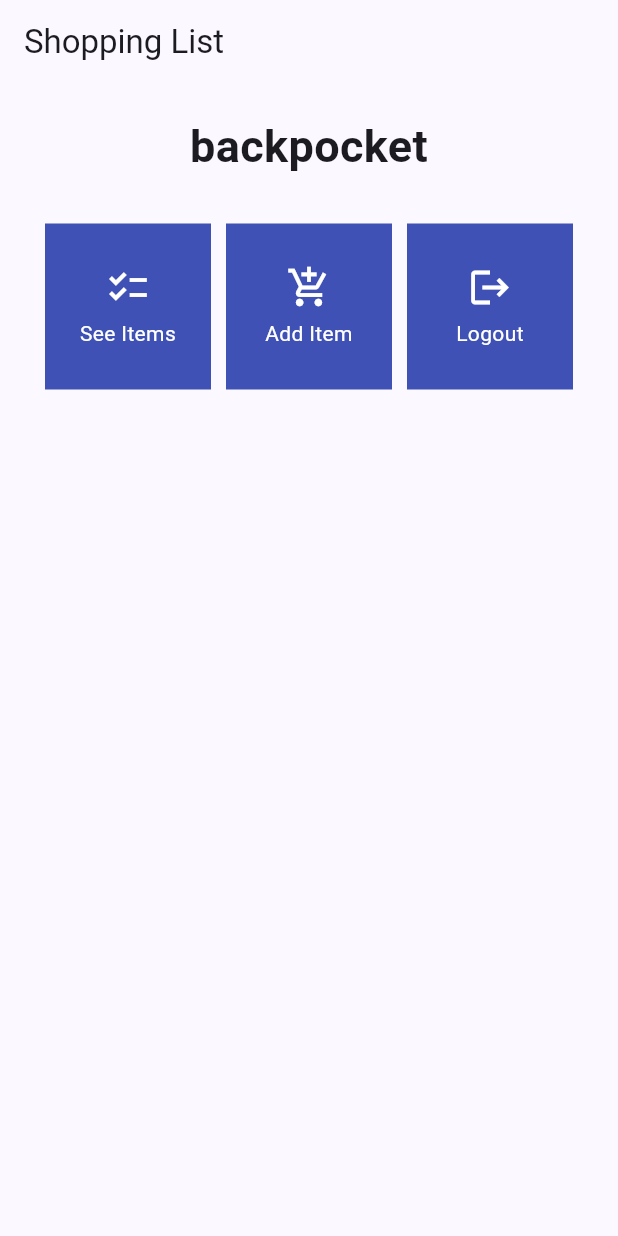
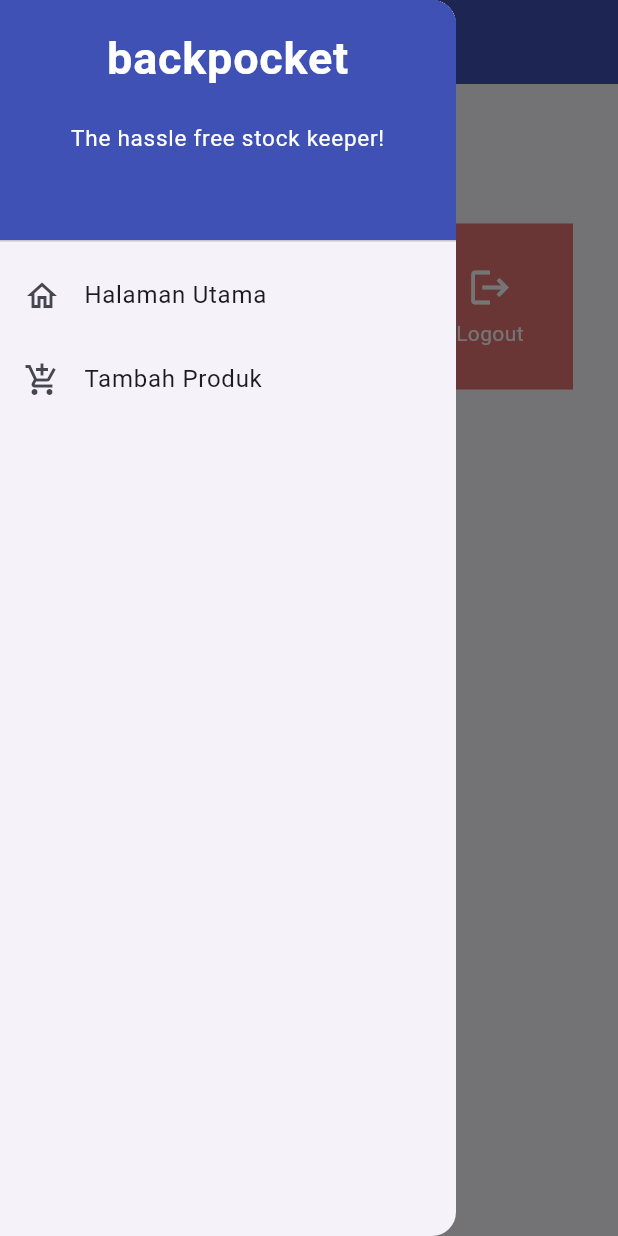
Before and after one commit to sorfeb/backpocket, a Flutter app: the screen it shows after launch, with the side drawer open (before the commit the screen has no drawer), on a phone screen of 412 x 824 dp. Run offline on Flutter 3.47's test engine with Material 2 defaults, Android fonts, the phone set to English and light mode, and no system bars.

Commit message:
TUGAS 8 DONE

```diff
--- a/lib/main.dart
+++ b/lib/main.dart
@@ -1,5 +1,5 @@
 import 'package:flutter/material.dart';
-import 'package:backpocket/menu.dart';
+import 'package:backpocket/screens/menu.dart';
 
 void main() {
   runApp(const MyApp());
@@ -12,7 +12,7 @@ class MyApp extends StatelessWidget {
   @override
   Widget build(BuildContext context) {
     return MaterialApp(
-      title: 'Flutter Demo',
+      title: 'backpocket',
       theme: ThemeData(
         // This is the theme of your application.
         //
--- a/lib/menu.dart
+++ /dev/null
@@ -1,111 +0,0 @@
-import 'package:flutter/material.dart';
-
-  class MyHomePage extends StatelessWidget {
-    MyHomePage({Key? key}) : super(key: key);
-
-    final List<ShopItem> items = [
-      ShopItem("See Items", Icons.checklist),
-      ShopItem("Add Item", Icons.add_shopping_cart),
-      ShopItem("Logout", Icons.logout),
-    ];
-
-    @override
-    Widget build(BuildContext context) {
-      return Scaffold(
-            appBar: AppBar(
-              title: const Text(
-                'Shopping List',
-              ),
-            ),
-            body: SingleChildScrollView(
-              // Widget wrapper yang dapat discroll
-              child: Padding(
-                padding: const EdgeInsets.all(10.0), // Set padding dari halaman
-                child: Column(
-                  // Widget untuk menampilkan children secara vertikal
-                  children: <Widget>[
-                    const Padding(
-                      padding: EdgeInsets.only(top: 10.0, bottom: 10.0),
-                      // Widget Text untuk menampilkan tulisan dengan alignment center dan style yang sesuai
-                      child: Text(
-                        'backpocket', // Text yang menandakan toko
-                        textAlign: TextAlign.center,
-                        style: TextStyle(
-                          fontSize: 30,
-                          fontWeight: FontWeight.bold,
-                        ),
-                      ),
-                    ),
-                    // Grid layout
-                    GridView.count(
-                      // Container pada card kita.
-                      primary: true,
-                      padding: const EdgeInsets.all(20),
-                      crossAxisSpacing: 10,
-                      mainAxisSpacing: 10,
-                      crossAxisCount: 3,
-                      shrinkWrap: true,
-                      children: items.map((ShopItem item) {
-                        // Iterasi untuk setiap item
-                        return ShopCard(item);
-                      }).toList(),
-                    ),
-                  ],
-                ),
-              ),
-            ),
-        );
-    }
-  }
-
-  class ShopItem {
-      final String name;
-      final IconData icon;
-
-      ShopItem(this.name, this.icon);
-  }
-
-  class ShopCard extends StatelessWidget {
-    final ShopItem item;
-
-    const ShopCard(this.item, {super.key}); // Constructor
-
-    @override
-    Widget build(BuildContext context) {
-      return Material(
-        color: Colors.indigo,
-        child: InkWell(
-          // Area responsive terhadap sentuhan
-          onTap: () {
-            // Memunculkan SnackBar ketika diklik
-            ScaffoldMessenger.of(context)
-              ..hideCurrentSnackBar()
-              ..showSnackBar(SnackBar(
-                  content: Text("Kamu telah menekan tombol ${item.name}!")));
-          },
-          child: Container(
-            // Container untuk menyimpan Icon dan Text
-            padding: const EdgeInsets.all(8),
-            child: Center(
-              child: Column(
-                mainAxisAlignment: MainAxisAlignment.center,
-                children: [
-                  Icon(
-                    item.icon,
-                    color: Colors.white,
-                    size: 30.0,
-                  ),
-                  const Padding(padding: EdgeInsets.all(3)),
-                  Text(
-                    item.name,
-                    textAlign: TextAlign.center,
-                    style: const TextStyle(color: Colors.white),
-                  ),
-                ],
-              ),
-            ),
-          ),
-        ),
-      );
-    }
-  }
--- /dev/null
+++ b/lib/screens/menu.dart
@@ -0,0 +1,74 @@
+import 'package:flutter/material.dart';
+import 'package:backpocket/widgets/left_drawer.dart';
+import 'package:backpocket/widgets/shop_card.dart';
+
+class MyHomePage extends StatelessWidget {
+  MyHomePage({Key? key}) : super(key: key);
+
+  final List<ShopItem> items = [
+    ShopItem("View Items", Icons.checklist, (Colors.green[200])!),
+    ShopItem("Add Item", Icons.add_shopping_cart, (Colors.orange[100])!),
+    ShopItem("Logout", Icons.logout, (Colors.red[300])!),
+  ];
+
+  // This widget is the home page of your application. It is stateful, meaning
+  // that it has a State object (defined below) that contains fields that affect
+  // how it looks.
+
+  // This class is the configuration for the state. It holds the values (in this
+  // case the title) provided by the parent (in this case the App widget) and
+  // used by the build method of the State. Fields in a Widget subclass are
+  // always marked "final".
+
+  @override
+  Widget build(BuildContext context) {
+    return Scaffold(
+      appBar: AppBar(
+        title: const Text(
+          'backpocket',
+        ),
+        backgroundColor: Colors.indigo,
+        foregroundColor: Colors.white,
+      ),
+      // Masukkan drawer sebagai parameter nilai drawer dari widget Scaffold
+      drawer: const LeftDrawer(),
+      body: SingleChildScrollView(
+        // Widget wrapper yang dapat discroll
+        child: Padding(
+          padding: const EdgeInsets.all(10.0), // Set padding dari halaman
+          child: Column(
+            // Widget untuk menampilkan children secara vertikal
+            children: <Widget>[
+              const Padding(
+                padding: EdgeInsets.only(top: 10.0, bottom: 10.0),
+                // Widget Text untuk menampilkan tulisan dengan alignment center dan style yang sesuai
+                child: Text(
+                  'Menu', // Text yang menandakan toko
+                  textAlign: TextAlign.center,
+                  style: TextStyle(
+                    fontSize: 30,
+                    fontWeight: FontWeight.bold,
+                  ),
+                ),
+              ),
+              // Grid layout
+              GridView.count(
+                // Container pada card kita.
+                primary: true,
+                padding: const EdgeInsets.all(20),
+                crossAxisSpacing: 10,
+                mainAxisSpacing: 10,
+                crossAxisCount: 3,
+                shrinkWrap: true,
+                children: items.map((ShopItem item) {
+                  // Iterasi untuk setiap item
+                  return ShopCard(item);
+                }).toList(),
+              ),
+            ],
+          ),
+        ),
+      ),
+    );
+  }
+}
--- /dev/null
+++ b/lib/widgets/left_drawer.dart
@@ -0,0 +1,71 @@
+import 'package:flutter/material.dart';
+import 'package:backpocket/screens/menu.dart';
+import 'package:backpocket/screens/itemslist_form.dart';
+
+class LeftDrawer extends StatelessWidget {
+  const LeftDrawer({super.key});
+
+  @override
+  Widget build(BuildContext context) {
+    return Drawer(
+      child: ListView(
+        children: [
+
+          const DrawerHeader(
+            decoration: BoxDecoration(
+              color: Colors.indigo,
+            ),
+            child: Column(
+              children: [
+                Text(
+                  'backpocket',
+                  textAlign: TextAlign.center,
+                  style: TextStyle(
+                    fontSize: 30,
+                    fontWeight: FontWeight.bold,
+                    color: Colors.white,
+                  ),
+                ),
+                Padding(padding: EdgeInsets.all(10)),
+                Text("The hassle free stock keeper!",
+                    textAlign: TextAlign.center,
+                    style: TextStyle(
+                      fontSize: 15,
+                      fontWeight: FontWeight.normal,
+                      color: Colors.white,
+                    ),
+                    ),
+              ],
+            ),
+          ),
+
+          ListTile(
+            leading: const Icon(Icons.home_outlined),
+            title: const Text('Halaman Utama'),
+            // Bagian redirection ke MyHomePage
+            onTap: () {
+              Navigator.pushReplacement(
+                  context,
+                  MaterialPageRoute(
+                    builder: (context) => MyHomePage(),
+                  ));
+            },
+          ),
+
+          ListTile(
+            leading: const Icon(Icons.add_shopping_cart),
+            title: const Text('Tambah Produk'),
+            // Bagian redirection ke ShopFormPage
+            onTap: () {
+              Navigator.pushReplacement(
+                  context,
+                  MaterialPageRoute(
+                    builder: (context) => const ShopFormPage(),
+                  ));
+            },
+          ),
+        ],
+      ),
+    );
+  }
+}
--- /dev/null
+++ b/lib/widgets/shop_card.dart
@@ -0,0 +1,74 @@
+import 'package:flutter/material.dart';
+import 'package:backpocket/screens/itemslist_form.dart';
+import 'package:backpocket/screens/itemslist_page.dart';
+
+class ShopItem {
+  final String name;
+  final IconData icon;
+  final Color color;
+
+  ShopItem(this.name, this.icon, this.color);
+}
+
+class ShopCard extends StatelessWidget {
+  final ShopItem item;
+
+  const ShopCard(this.item, {super.key}); // Constructor
+
+  @override
+  Widget build(BuildContext context) {
+    return Material(
+      color: item.color,
+      child: InkWell(
+          // Area responsif terhadap sentuhan
+          onTap: () {
+            // Memunculkan SnackBar ketika diklik
+            ScaffoldMessenger.of(context)
+              ..hideCurrentSnackBar()
+              ..showSnackBar(SnackBar(
+                  content: Text("Kamu telah menekan tombol ${item.name}!")));
+
+            // Navigate ke route yang sesuai (tergantung jenis tombol)
+            if (item.name == "Add Item") {
+              Navigator.push(
+                context,
+                MaterialPageRoute(
+                    builder: (context) => const ShopFormPage(),
+                  )
+                );
+            }
+            else if (item.name == "View Items") {
+              Navigator.push(
+                context,
+                MaterialPageRoute(
+                  builder: (context) => ItemsListPage(addedItems: formAddedItems))
+              );
+            }
+
+          },
+        child: Container(
+          // Container untuk menyimpan Icon dan Text
+          padding: const EdgeInsets.all(8),
+          child: Center(
+            child: Column(
+              mainAxisAlignment: MainAxisAlignment.center,
+              children: [
+                Icon(
+                  item.icon,
+                  color: Colors.white,
+                  size: 30.0,
+                ),
+                const Padding(padding: EdgeInsets.all(3)),
+                Text(
+                  item.name,
+                  textAlign: TextAlign.center,
+                  style: const TextStyle(color: Colors.white),
+                ),
+              ],
+            ),
+          ),
+        ),
+      ),
+    );
+  }
+}
```
Also changed, not shown: lib/screens/itemslist_form.dart (added, +208 -0 lines), lib/screens/itemslist_page.dart (added, +41 -0 lines), lib/widgets/item_card.dart (added, +8 -0 lines).
